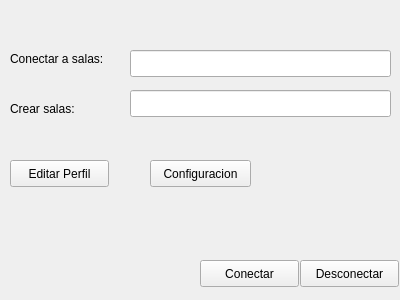
First picture: the form in Cliente/ventanaprincipal.ui, repository AleDelgado94/ChatOsO, before the edit.
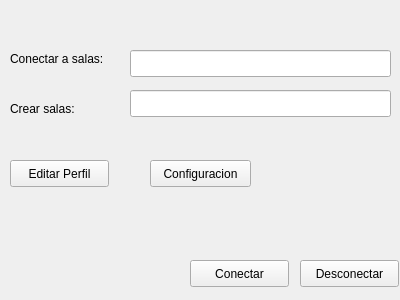
Second picture: the form after the edit.

Diff of the .ui file:
```diff
--- a/Cliente/ventanaprincipal.ui
+++ b/Cliente/ventanaprincipal.ui
@@ -31,7 +31,7 @@
    </property>
    <property name="geometry">
     <rect>
-     <x>200</x>
+     <x>190</x>
      <y>260</y>
      <width>99</width>
      <height>27</height>
```
